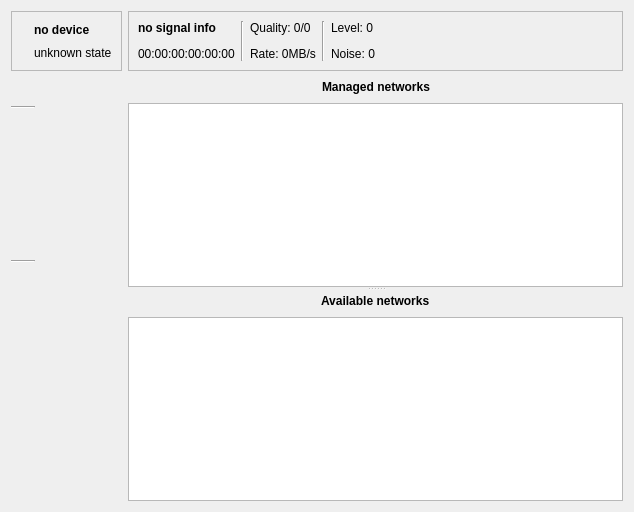
Old version of the form qnut/airset.ui in the repository dosnut/nut.
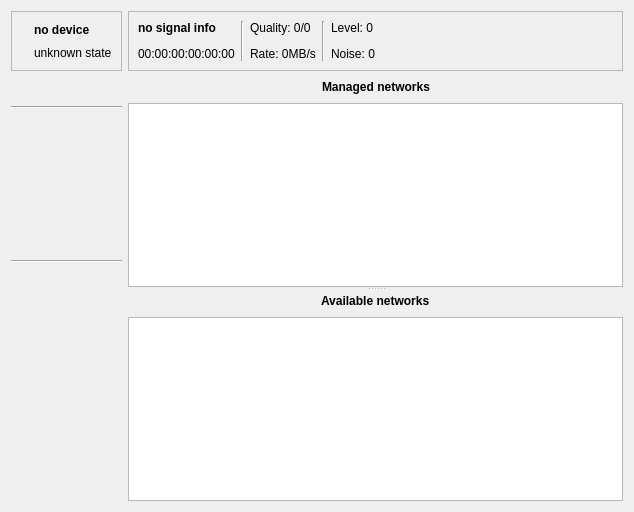
New version of the form. Icons and pictures are not drawn.

Commit message: [qnut/wireless] another wirless settings redesign WIP

Patch:
```diff
--- a/qnut/airset.ui
+++ b/qnut/airset.ui
@@ -168,7 +168,7 @@
         </property>
        </widget>
       </item>
-      <item rowspan="3" row="0" column="8" >
+      <item rowspan="3" row="0" column="9" >
        <widget class="QToolButton" name="saveNetworksButton" >
         <property name="autoRaise" >
          <bool>true</bool>
@@ -182,7 +182,7 @@
         </property>
        </widget>
       </item>
-      <item rowspan="3" row="0" column="9" >
+      <item rowspan="3" row="0" column="8" >
        <widget class="QToolButton" name="toggleDetailsButton" >
         <property name="autoRaise" >
          <bool>true</bool>
@@ -206,7 +206,7 @@
    <item row="1" column="0" >
     <widget class="QWidget" native="1" name="actionsWidget" >
      <property name="sizePolicy" >
-      <sizepolicy vsizetype="Preferred" hsizetype="Maximum" >
+      <sizepolicy vsizetype="Preferred" hsizetype="Preferred" >
        <horstretch>0</horstretch>
        <verstretch>0</verstretch>
       </sizepolicy>
@@ -330,7 +330,7 @@
       <item>
        <widget class="Line" name="managedAvailableLine" >
         <property name="sizePolicy" >
-         <sizepolicy vsizetype="Fixed" hsizetype="Expanding" >
+         <sizepolicy vsizetype="Fixed" hsizetype="Preferred" >
           <horstretch>0</horstretch>
           <verstretch>0</verstretch>
          </sizepolicy>
```
Left out of the diff: 2 changed lines with no effect on the pictures.
